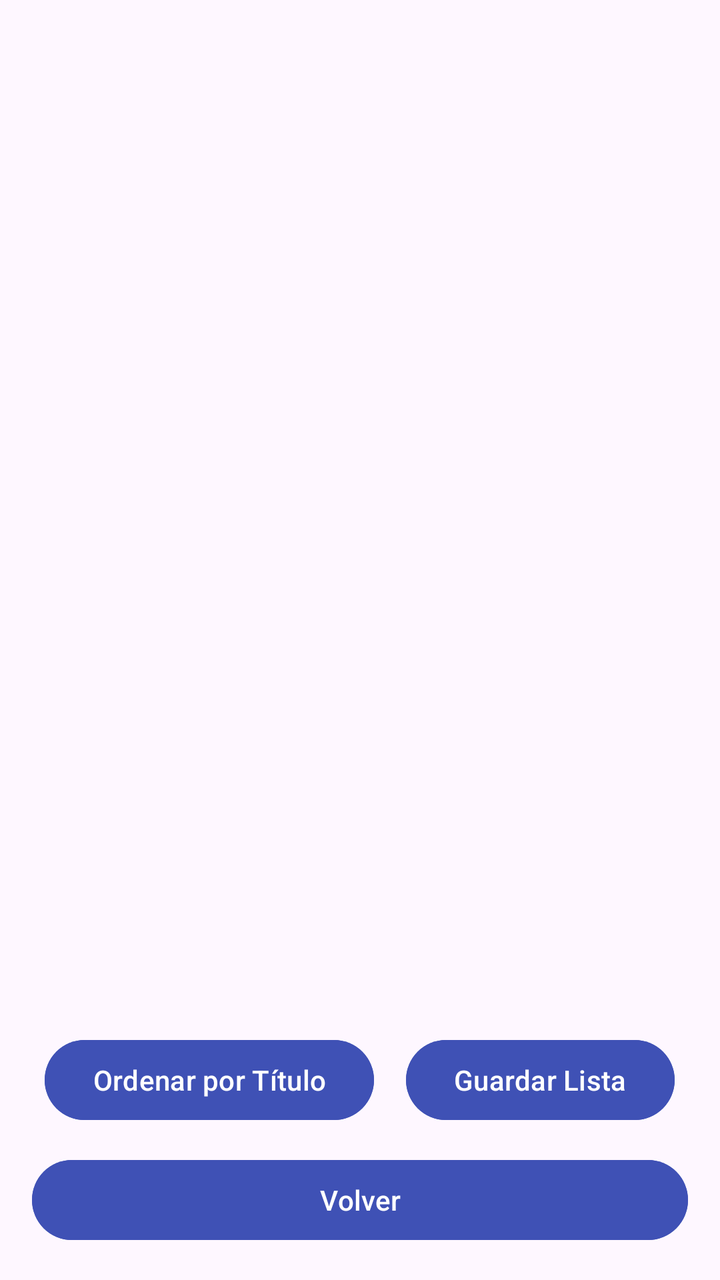
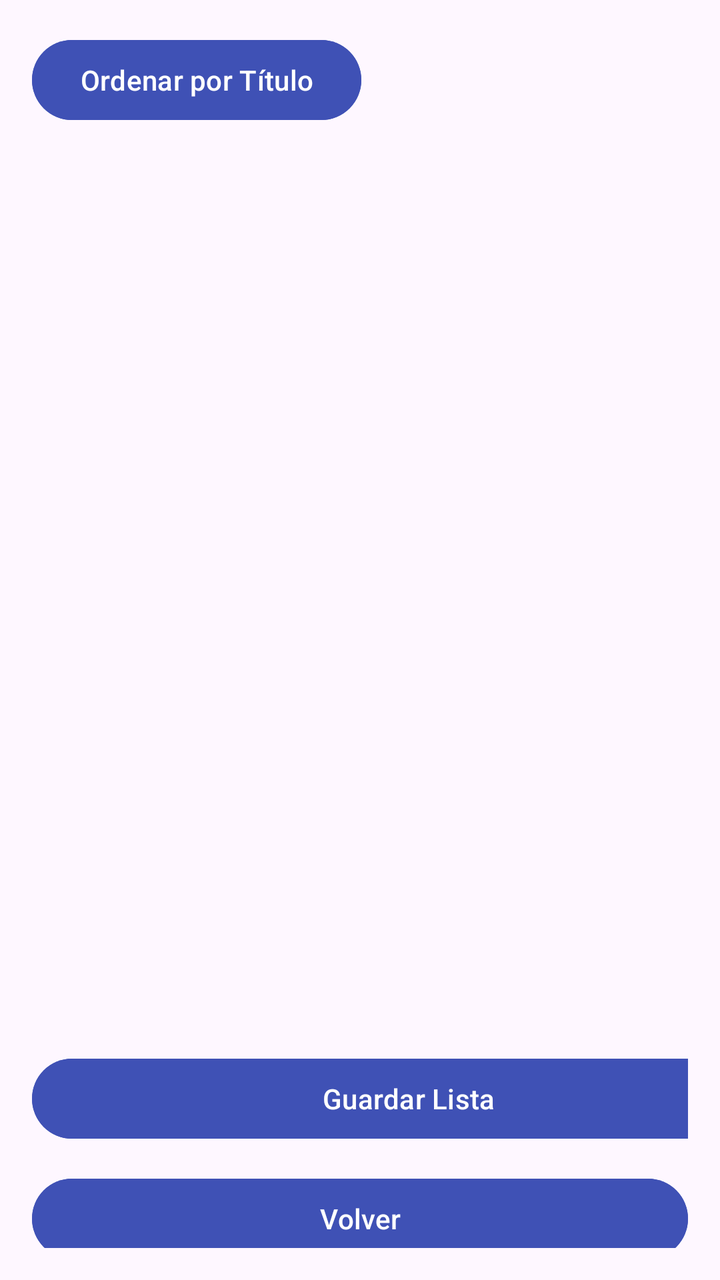

Two renders of the same Android screen: before a commit and after it. Below are the layout's source before the change and the commit's diff.
<!-- AndroidManifest.xml: application theme Theme.POO4_2P_BOZZA_REYES -->
<!-- res/layout/activity_tablero.xml -->
<?xml version="1.0" encoding="utf-8"?>
<LinearLayout xmlns:android="http://schemas.android.com/apk/res/android"
    android:layout_width="match_parent"
    android:layout_height="match_parent"
    android:orientation="vertical"
    android:padding="16dp">

    <ScrollView
        android:layout_width="match_parent"
        android:layout_height="0dp"
        android:layout_weight="1">

        <TableLayout
            android:id="@+id/tablaComunicados"
            android:layout_width="match_parent"
            android:layout_height="wrap_content"
            android:stretchColumns="0,1,2,3"/>
    </ScrollView>

    <LinearLayout
        android:layout_width="match_parent"
        android:layout_height="wrap_content"
        android:orientation="horizontal"
        android:gravity="center"
        android:layout_marginTop="12dp">

        <Button
            android:id="@+id/btnOrdenar"
            android:layout_width="wrap_content"
            android:layout_height="wrap_content"
            android:text="Ordenar por Título"
            android:backgroundTint="#3F51B5"
            android:textColor="#FFFFFF"/>

        <Space
            android:layout_width="16dp"
            android:layout_height="wrap_content"/>

        <Button
            android:id="@+id/btnGuardar"
            android:layout_width="wrap_content"
            android:layout_height="wrap_content"
            android:text="Guardar Lista"
            android:backgroundTint="#3F51B5"
            android:textColor="#FFFFFF"/>
    </LinearLayout>

    <Button
        android:id="@+id/btnVolver"
        android:layout_width="match_parent"
        android:layout_height="wrap_content"
        android:text="Volver"
        android:layout_marginTop="12dp"
        android:backgroundTint="#3F51B5"
        android:textColor="#FFFFFF"/>
</LinearLayout>
<!-- resources referenced by this layout -->
<resources>
  <style name="Theme.POO4_2P_BOZZA_REYES" parent="Base.Theme.POO4_2P_BOZZA_REYES" />
  <style name="Base.Theme.POO4_2P_BOZZA_REYES" parent="Theme.Material3.DayNight.NoActionBar">
          
          
      </style>
</resources>

<!-- the commit's change to res/layout/activity_tablero.xml (unified diff, before → after) -->
@@ -5,45 +5,41 @@
     android:orientation="vertical"
     android:padding="16dp">
 
+    <TextView
+        android:id="@+id/textView6"
+        android:layout_width="match_parent"
+        android:layout_height="66dp"
+        android:layout_weight="1"
+        android:text="Tablero Comunicados"
+        android:textStyle="bold" />
+
+    <Button
+        android:id="@+id/btnOrdenar"
+        android:layout_width="wrap_content"
+        android:layout_height="wrap_content"
+        android:backgroundTint="#3F51B5"
+        android:text="Ordenar por Título"
+        android:textColor="#FFFFFF" />
+
     <ScrollView
         android:layout_width="match_parent"
-        android:layout_height="0dp"
+        android:layout_height="537dp"
         android:layout_weight="1">
 
         <TableLayout
             android:id="@+id/tablaComunicados"
             android:layout_width="match_parent"
             android:layout_height="wrap_content"
-            android:stretchColumns="0,1,2,3"/>
+            android:stretchColumns="0,1,2,3" />
     </ScrollView>
 
-    <LinearLayout
-        android:layout_width="match_parent"
+    <Button
+        android:id="@+id/btnGuardar"
+        android:layout_width="377dp"
         android:layout_height="wrap_content"
-        android:orientation="horizontal"
-        android:gravity="center"
-        android:layout_marginTop="12dp">
-
-        <Button
-            android:id="@+id/btnOrdenar"
-            android:layout_width="wrap_content"
-            android:layout_height="wrap_content"
-            android:text="Ordenar por Título"
-            android:backgroundTint="#3F51B5"
-            android:textColor="#FFFFFF"/>
-
-        <Space
-            android:layout_width="16dp"
-            android:layout_height="wrap_content"/>
-
-        <Button
-            android:id="@+id/btnGuardar"
-            android:layout_width="wrap_content"
-            android:layout_height="wrap_content"
-            android:text="Guardar Lista"
-            android:backgroundTint="#3F51B5"
-            android:textColor="#FFFFFF"/>
-    </LinearLayout>
+        android:backgroundTint="#3F51B5"
+        android:text="Guardar Lista"
+        android:textColor="#FFFFFF" />
 
     <Button
         android:id="@+id/btnVolver"
